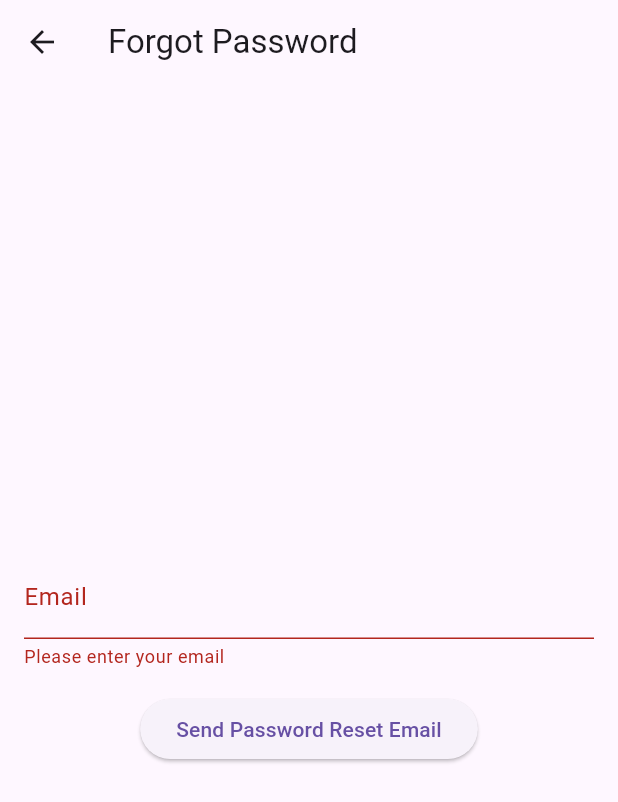
After one commit to VIKHADR1/caffeinate, a Flutter app: the ForgotPasswordPage screen opened directly, after a tap on "Send Password Reset Email", on a phone screen of 412 x 824 dp. The commit adds this screen. Shown: the top 802 px of the screen. Run offline on Flutter 3.47's test engine with Material 3 defaults, Android fonts, the phone set to English and light mode, and no system bars; our stand-ins replace firebase_auth, firebase_core; accounts and stored records are empty.

Commit message:
add_forgetpw

```diff
--- /dev/null
+++ b/lib/pages/forgetpw.dart
@@ -0,0 +1,80 @@
+// ignore_for_file: library_private_types_in_public_api, use_build_context_synchronously
+
+import 'package:flutter/material.dart';
+import 'package:firebase_auth/firebase_auth.dart';
+
+class ForgotPasswordPage extends StatefulWidget {
+  const ForgotPasswordPage({super.key});
+
+  @override
+  _ForgotPasswordPageState createState() => _ForgotPasswordPageState();
+}
+
+class _ForgotPasswordPageState extends State<ForgotPasswordPage> {
+  final _emailController = TextEditingController();
+  final _formKey = GlobalKey<FormState>();
+
+  @override
+  Widget build(BuildContext context) {
+    return Scaffold(
+      appBar: AppBar(
+        title: const Text('Forgot Password'),
+      ),
+      body: Padding(
+        padding: const EdgeInsets.all(16.0),
+        child: Form(
+          key: _formKey,
+          child: Column(
+            mainAxisAlignment: MainAxisAlignment.center,
+            children: [
+              TextFormField(
+                controller: _emailController,
+                decoration: const InputDecoration(labelText: 'Email'),
+                validator: (value) {
+                  if (value == null || value.isEmpty) {
+                    return 'Please enter your email';
+                  }
+                  return null;
+                },
+              ),
+              const SizedBox(height: 16.0),
+              ElevatedButton(
+                onPressed: () async {
+                  if (_formKey.currentState!.validate()) {
+                    try {
+                      await FirebaseAuth.instance.sendPasswordResetEmail(
+                        email: _emailController.text,
+                      );
+                      ScaffoldMessenger.of(context).showSnackBar(
+                        const SnackBar(
+                            content: Text('Password reset email sent.')),
+                      );
+                    } on FirebaseAuthException catch (e) {
+                      if (e.code == 'user-not-found') {
+                        ScaffoldMessenger.of(context).showSnackBar(
+                          const SnackBar(
+                              content: Text('No user found for that email.')),
+                        );
+                      } else {
+                        ScaffoldMessenger.of(context).showSnackBar(
+                          const SnackBar(content: Text('An error occurred.')),
+                        );
+                      }
+                    }
+                  }
+                },
+                child: const Text('Send Password Reset Email'),
+              ),
+            ],
+          ),
+        ),
+      ),
+    );
+  }
+
+  @override
+  void dispose() {
+    _emailController.dispose();
+    super.dispose();
+  }
+}
--- a/lib/pages/login.dart
+++ b/lib/pages/login.dart
@@ -1,6 +1,7 @@
 // ignore_for_file: use_build_context_synchronously
 
 import 'package:caffeinate/pages/bottomnav.dart';
+import 'package:caffeinate/pages/forgetpw.dart';
 import 'package:caffeinate/pages/signup.dart';
 import 'package:firebase_auth/firebase_auth.dart';
 import 'package:flutter/material.dart';
@@ -99,6 +100,21 @@ class _LoginPageState extends State<LoginPage> {
                 ),
               ),
             ),
+            TextButton(
+              onPressed: () {
+                Navigator.push(
+                  context,
+                  MaterialPageRoute(builder: (context) => ForgotPasswordPage()),
+                );
+              },
+              child: const Text(
+                'Forgot Password?',
+                style: TextStyle(
+                  color: Colors.blue,
+                  decoration: TextDecoration.underline,
+                ),
+              ),
+            ),
           ],
         ),
       ),
```
